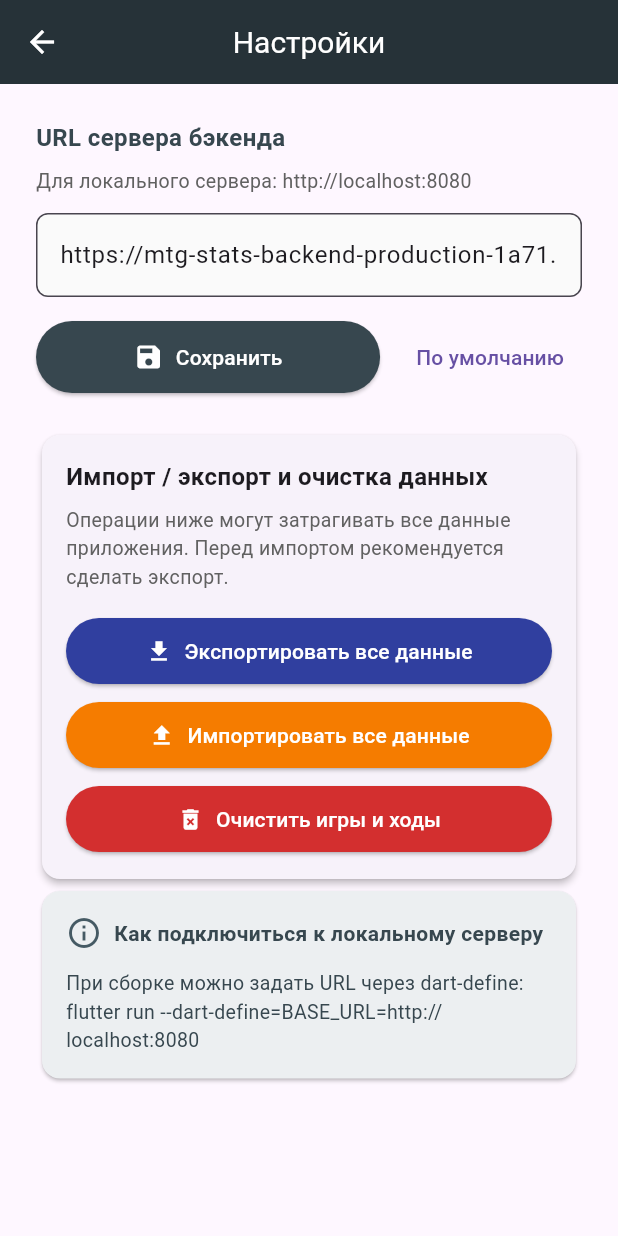
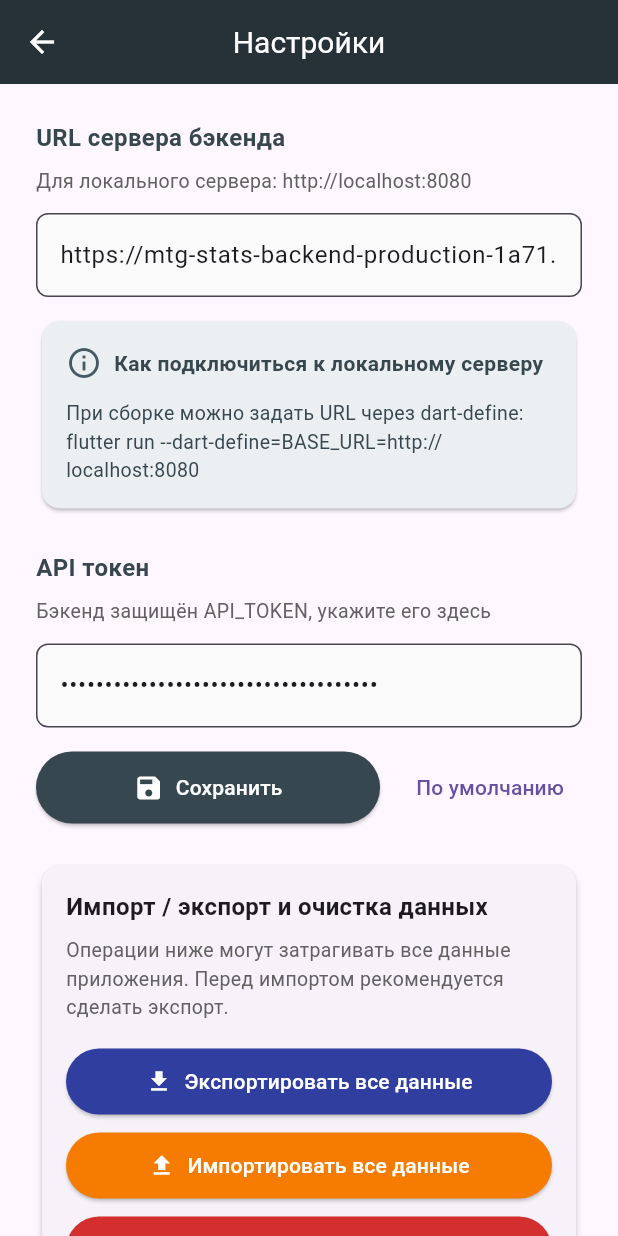
Before and after one commit to AntonRogovikov/mtg_stats, a Flutter app: the SettingsPage screen opened by its route, on a phone screen of 412 x 824 dp. Run offline on Flutter 3.47's test engine with Material 3 defaults, Android fonts, the phone set to English and light mode, and no system bars; our stand-ins replace audioplayers, fl_chart, image_picker, shared_preferences; missing offline and left inert: dart:html, file_selector; accounts and stored records are empty.

Commit message:
Запросы с токеном доступа

```diff
--- a/lib/pages/settings_page.dart
+++ b/lib/pages/settings_page.dart
@@ -16,6 +16,7 @@ class SettingsPage extends StatefulWidget {
 
 class _SettingsPageState extends State<SettingsPage> {
   late TextEditingController _urlController;
+  late TextEditingController _tokenController;
   bool _saving = false;
   final MaintenanceService _maintenanceService = MaintenanceService();
   bool _exporting = false;
@@ -26,26 +27,30 @@ class _SettingsPageState extends State<SettingsPage> {
   void initState() {
     super.initState();
     _urlController = TextEditingController(text: ApiConfig.baseUrl);
+    _tokenController = TextEditingController(text: ApiConfig.apiToken);
   }
 
   @override
   void dispose() {
     _urlController.dispose();
+    _tokenController.dispose();
     super.dispose();
   }
 
   Future<void> _save() async {
     final url = _urlController.text.trim();
+    final token = _tokenController.text.trim();
     setState(() => _saving = true);
     try {
       await ApiConfig.setBaseUrl(url);
+      await ApiConfig.setApiToken(token);
       if (mounted) {
         ScaffoldMessenger.of(context).showSnackBar(
           SnackBar(
             content: Text(
               url.isEmpty
                   ? 'Используется сервер по умолчанию'
-                  : 'Сервер сохранён: $url',
+                  : 'Настройки сохранены',
             ),
             backgroundColor: Colors.green,
           ),
@@ -67,6 +72,7 @@ class _SettingsPageState extends State<SettingsPage> {
 
   void _resetToDefault() {
     _urlController.text = ApiConfig.defaultBaseUrl;
+    _tokenController.text = '';
   }
 
   Future<bool> _showConfirmationDialog({
@@ -185,7 +191,6 @@ class _SettingsPageState extends State<SettingsPage> {
       }
     } catch (e) {
       if (mounted) {
-        print('Не удалось импортировать данные: $e');
         ScaffoldMessenger.of(context).showSnackBar(
           SnackBar(
             content: Text('Не удалось импортировать данные: $e'),
@@ -274,6 +279,67 @@ class _SettingsPageState extends State<SettingsPage> {
                 fillColor: Colors.grey[50],
               ),
               keyboardType: TextInputType.url,
+              textInputAction: TextInputAction.done,
+              onSubmitted: (_) => _save(),
+            ),
+            const SizedBox(height: 12),
+             Card(
+              color: Colors.blueGrey[50],
+              child: Padding(
+                padding: const EdgeInsets.all(16),
+                child: Column(
+                  crossAxisAlignment: CrossAxisAlignment.start,
+                  children: [
+                    Row(
+                      children: [
+                        Icon(Icons.info_outline, color: Colors.blueGrey[700]),
+                        const SizedBox(width: 8),
+                        Text(
+                          'Как подключиться к локальному серверу',
+                          style: TextStyle(
+                            fontWeight: FontWeight.w600,
+                            color: Colors.blueGrey[800],
+                          ),
+                        ),
+                      ],
+                    ),
+                    const SizedBox(height: 12),
+                    Text(
+                      'При сборке можно задать URL через dart-define:\n'
+                      'flutter run --dart-define=BASE_URL=http://localhost:8080',
+                      style:
+                          TextStyle(fontSize: 13, color: Colors.blueGrey[800]),
+                    ),
+                  ],
+                ),
+              ),
+            ),
+            const SizedBox(height: 24),
+            Text(
+              'API токен',
+              style: TextStyle(
+                fontSize: 16,
+                fontWeight: FontWeight.w600,
+                color: Colors.blueGrey[800],
+              ),
+            ),
+            const SizedBox(height: 8),
+            Text(
+              'Бэкенд защищён API_TOKEN, укажите его здесь',
+              style: TextStyle(fontSize: 13, color: Colors.grey[700]),
+            ),
+            const SizedBox(height: 12),
+            TextField(
+              controller: _tokenController,
+              decoration: InputDecoration(
+                hintText: 'Секретный токен или пусто',
+                border: OutlineInputBorder(
+                  borderRadius: BorderRadius.circular(8),
+                ),
+                filled: true,
+                fillColor: Colors.grey[50],
+              ),
+              obscureText: true,
               textInputAction: TextInputAction.done,
               onSubmitted: (_) => _save(),
             ),
@@ -418,36 +484,7 @@ class _SettingsPageState extends State<SettingsPage> {
                 ),
               ),
             ),
-            Card(
-              color: Colors.blueGrey[50],
-              child: Padding(
-                padding: const EdgeInsets.all(16),
-                child: Column(
-                  crossAxisAlignment: CrossAxisAlignment.start,
-                  children: [
-                    Row(
-                      children: [
-                        Icon(Icons.info_outline, color: Colors.blueGrey[700]),
-                        const SizedBox(width: 8),
-                        Text(
-                          'Как подключиться к локальному серверу',
-                          style: TextStyle(
-                            fontWeight: FontWeight.w600,
-                            color: Colors.blueGrey[800],
-                          ),
-                        ),
-                      ],
-                    ),
-                    const SizedBox(height: 12),
-                    Text(
-                      'При сборке можно задать URL через dart-define:\n'
-                      'flutter run --dart-define=BASE_URL=http://localhost:8080',
-                      style: TextStyle(fontSize: 13, color: Colors.blueGrey[800]),
-                    ),
-                  ],
-                ),
-              ),
-            ),
+
           ],
         ),
       ),
--- a/lib/services/api_config.dart
+++ b/lib/services/api_config.dart
@@ -2,19 +2,37 @@ import 'package:shared_preferences/shared_preferences.dart';
 
 const String _baseUrlFromEnvironment =
     String.fromEnvironment('BASE_URL', defaultValue: '');
+const String _apiTokenFromEnvironment =
+    String.fromEnvironment('API_TOKEN', defaultValue: '');
 
-/// Конфигурация URL бэкенда (dart-define, SharedPreferences или значение по умолчанию).
+/// Конфигурация URL бэкенда и API-токена (dart-define, SharedPreferences или значения по умолчанию).
 class ApiConfig {
   static const String _keyBaseUrl = 'backend_base_url';
+  static const String _keyApiToken = 'api_token';
   //static const String defaultBaseUrl =  'http://localhost:8080'; // для локальной разработки
   static const String defaultBaseUrl = 'https://mtg-stats-backend-production-1a71.up.railway.app';
   static String _baseUrl = defaultBaseUrl;
+  static String _apiToken = 'a376721b-0174-4189-b3b3-0bc85efa880d';
 
   static String get baseUrl {
     if (_baseUrlFromEnvironment.isNotEmpty) {
       return _normalize(_baseUrlFromEnvironment);
     }
     return _baseUrl;
+  }
+
+  static String get apiToken {
+    if (_apiTokenFromEnvironment.isNotEmpty) {
+      return _apiTokenFromEnvironment.trim();
+    }
+    return _apiToken;
+  }
+
+  /// Заголовки для запросов к /api/* — добавляет Authorization: Bearer если токен задан.
+  static Map<String, String> get authHeaders {
+    final token = apiToken;
+    if (token.isEmpty) return const {};
+    return {'Authorization': 'Bearer $token'};
   }
 
   static String _normalize(String url) {
@@ -26,9 +44,13 @@ class ApiConfig {
   static Future<void> load() async {
     try {
       final prefs = await SharedPreferences.getInstance();
-      final saved = prefs.getString(_keyBaseUrl);
-      if (saved != null && saved.isNotEmpty) {
-        _baseUrl = _normalize(saved);
+      final savedUrl = prefs.getString(_keyBaseUrl);
+      if (savedUrl != null && savedUrl.isNotEmpty) {
+        _baseUrl = _normalize(savedUrl);
+      }
+      final savedToken = prefs.getString(_keyApiToken);
+      if (savedToken != null) {
+        _apiToken = savedToken.trim();
       }
     } catch (_) {}
   }
@@ -44,4 +66,16 @@ class ApiConfig {
       }
     } catch (_) {}
   }
+
+  static Future<void> setApiToken(String token) async {
+    _apiToken = token.trim();
+    try {
+      final prefs = await SharedPreferences.getInstance();
+      if (_apiToken.isEmpty) {
+        await prefs.remove(_keyApiToken);
+      } else {
+        await prefs.setString(_keyApiToken, _apiToken);
+      }
+    } catch (_) {}
+  }
 }
```
Also changed, not shown: lib/services/deck_service.dart (+6 -2 lines), lib/services/game_service.dart (+7 -4 lines), lib/services/maintenance_service.dart (+4 -5 lines), lib/services/stats_service.dart (+8 -4 lines).
